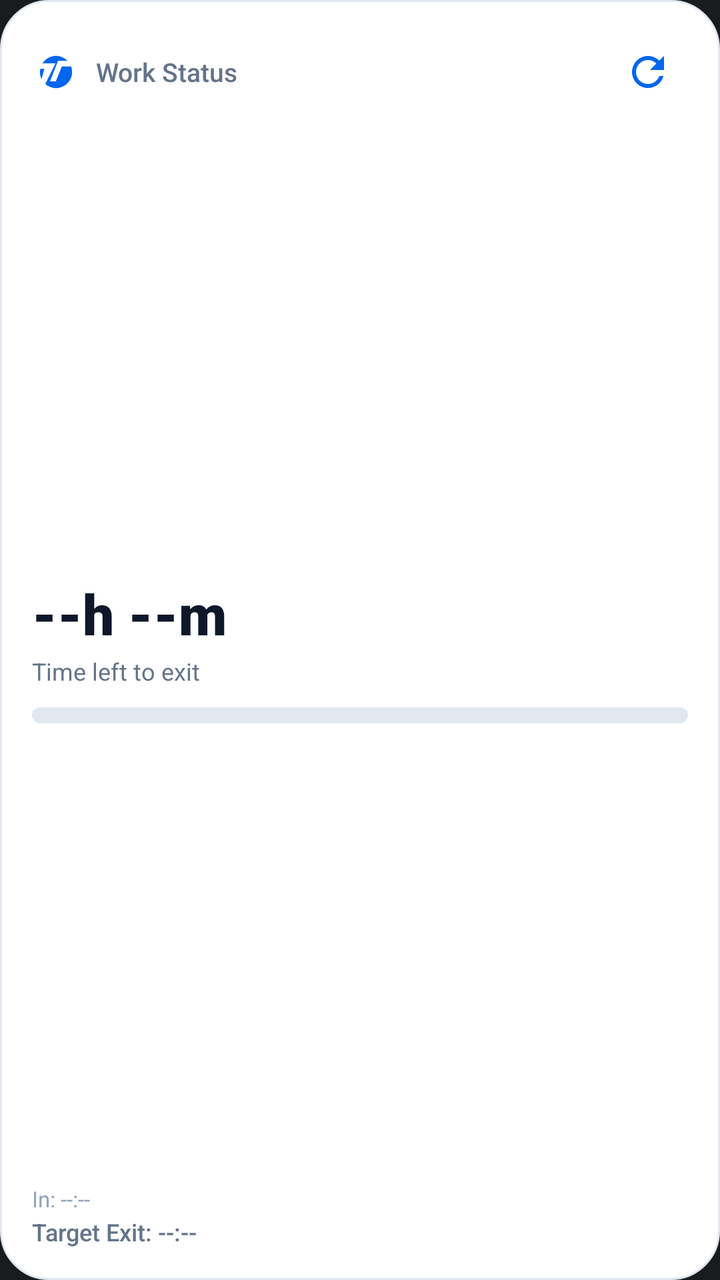
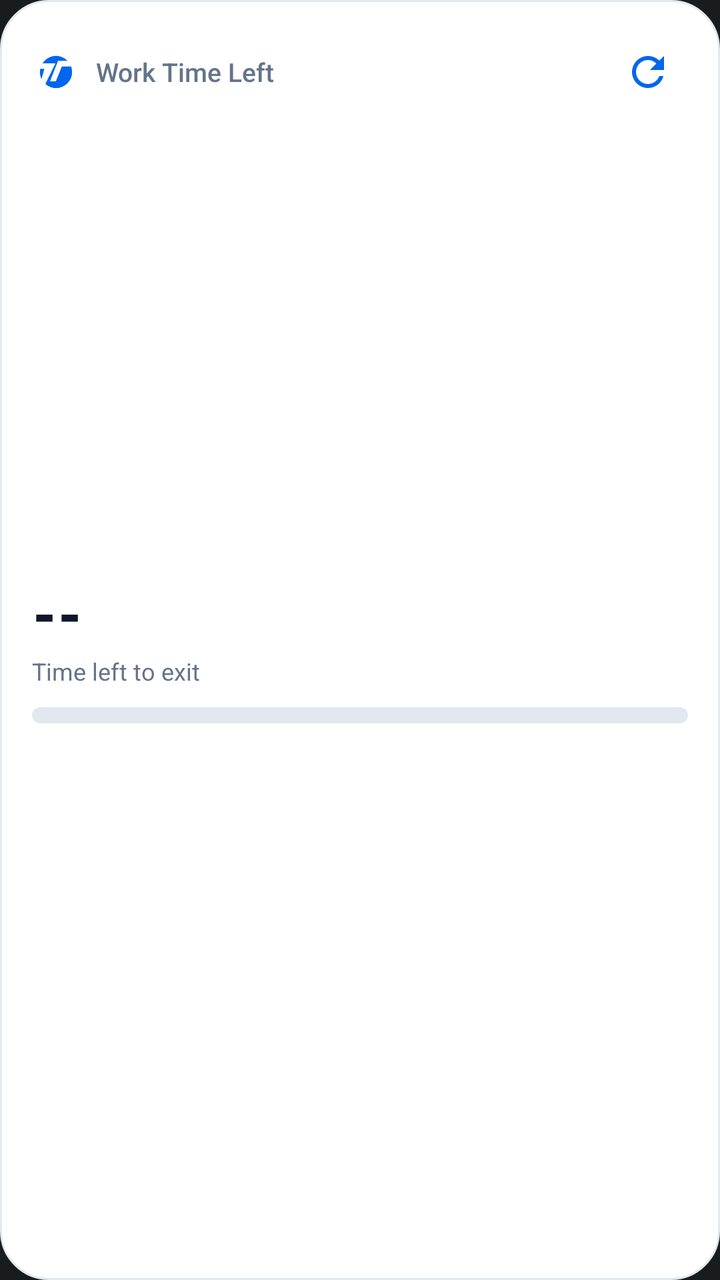

An Android layout rendered at two revisions. The XML below is the earlier revision; the diff shows what the commit changed to produce the second picture.
<!-- AndroidManifest.xml: application theme Theme.MyApplication -->
<!-- res/layout/widget_remaining_time.xml -->
<?xml version="1.0" encoding="utf-8"?>
<LinearLayout xmlns:android="http://schemas.android.com/apk/res/android"
    android:id="@+id/widget_root"
    android:layout_width="match_parent"
    android:layout_height="match_parent"
    android:background="@drawable/widget_background"
    android:orientation="vertical"
    android:padding="16dp">

    
    <RelativeLayout
        android:layout_width="match_parent"
        android:layout_height="wrap_content">

        <LinearLayout
            android:id="@+id/header_left"
            android:layout_width="wrap_content"
            android:layout_height="wrap_content"
            android:layout_alignParentStart="true"
            android:layout_centerVertical="true"
            android:gravity="center_vertical"
            android:orientation="horizontal">

            <ImageView
                android:id="@+id/widget_app_icon"
                android:layout_width="24dp"
                android:layout_height="24dp"
                android:contentDescription="@string/app_name"
                android:src="@drawable/ic_app_logo" />

            <TextView
                android:id="@+id/widget_title"
                android:layout_width="wrap_content"
                android:layout_height="wrap_content"
                android:layout_marginStart="8dp"
                android:fontFamily="sans-serif-medium"
                android:text="Work Status"
                android:textColor="@color/widget_text_secondary"
                android:textSize="13sp" />
        </LinearLayout>

        <LinearLayout
            android:id="@+id/widget_btn_refresh"
            android:layout_width="wrap_content"
            android:layout_height="wrap_content"
            android:layout_alignParentEnd="true"
            android:layout_centerVertical="true"
            android:background="?android:attr/selectableItemBackground"
            android:clickable="true"
            android:focusable="true"
            android:gravity="center"
            android:padding="8dp">

            <ImageView
                android:id="@+id/widget_refresh_icon"
                android:layout_width="24dp"
                android:layout_height="24dp"
                android:contentDescription="Refresh"
                android:src="@drawable/ic_widget_refresh" />
        </LinearLayout>
    </RelativeLayout>

    
    <LinearLayout
        android:layout_width="match_parent"
        android:layout_height="0dp"
        android:layout_weight="1"
        android:gravity="center_vertical"
        android:orientation="vertical"
        android:paddingTop="8dp"
        android:paddingBottom="6dp">

        <TextView
            android:id="@+id/widget_timer_value"
            android:layout_width="wrap_content"
            android:layout_height="wrap_content"
            android:fontFamily="sans-serif-black"
            android:text="--h --m"
            android:textColor="@color/widget_text_primary"
            android:textSize="28sp"
            android:textStyle="bold" />

        <TextView
            android:id="@+id/widget_timer_subtitle"
            android:layout_width="wrap_content"
            android:layout_height="wrap_content"
            android:layout_marginTop="2dp"
            android:fontFamily="sans-serif"
            android:text="Time left to exit"
            android:textColor="@color/widget_text_secondary"
            android:textSize="12sp" />

        
        <ProgressBar
            android:id="@+id/widget_progress_bar"
            style="?android:attr/progressBarStyleHorizontal"
            android:layout_width="match_parent"
            android:layout_height="8dp"
            android:layout_marginTop="10dp"
            android:max="100"
            android:progress="0"
            android:progressDrawable="@drawable/widget_progress_bar" />
    </LinearLayout>

    
    <LinearLayout
        android:layout_width="match_parent"
        android:layout_height="wrap_content"
        android:gravity="center_vertical"
        android:orientation="horizontal">

        <LinearLayout
            android:id="@+id/footer_info_container"
            android:layout_width="0dp"
            android:layout_height="wrap_content"
            android:layout_weight="1"
            android:orientation="vertical">

            <TextView
                android:id="@+id/widget_info_left"
                android:layout_width="wrap_content"
                android:layout_height="wrap_content"
                android:fontFamily="sans-serif"
                android:text="In: --:--"
                android:textColor="@color/widget_text_muted"
                android:textSize="11sp" />

            <TextView
                android:id="@+id/widget_info_right"
                android:layout_width="wrap_content"
                android:layout_height="wrap_content"
                android:layout_marginTop="1dp"
                android:fontFamily="sans-serif-medium"
                android:text="Target Exit: --:--"
                android:textColor="@color/widget_text_secondary"
                android:textSize="12sp" />
        </LinearLayout>

        
        <TextView
            android:id="@+id/widget_btn_action"
            android:layout_width="wrap_content"
            android:layout_height="wrap_content"
            android:background="@drawable/widget_button_bg"
            android:clickable="true"
            android:focusable="true"
            android:fontFamily="sans-serif-medium"
            android:paddingStart="12dp"
            android:paddingTop="6dp"
            android:paddingEnd="12dp"
            android:paddingBottom="6dp"
            android:text="Clock In"
            android:textColor="@color/white"
            android:textSize="12sp"
            android:visibility="gone" />
    </LinearLayout>

</LinearLayout>
<!-- resources referenced by this layout -->
<resources>
  <color name="white">#FFFFFFFF</color>
  <color name="widget_text_muted">#94A3B8</color>
  <color name="widget_text_primary">#0F172A</color>
  <color name="widget_text_secondary">#64748B</color>
  <!-- drawable ic_app_logo (drawable) -->
  <?xml version="1.0" encoding="utf-8"?>
  <vector xmlns:android="http://schemas.android.com/apk/res/android"
      android:width="512dp"
      android:height="512dp"
      android:viewportWidth="512"
      android:viewportHeight="512">
  
      
      <path
          android:fillColor="#0066EE"
          android:pathData="M256,256m-172,0a172,172 0,1,1 344,0a172,172 0,1,1 -344,0" />
  
      
      <path
          android:fillColor="#FFFFFF"
          android:pathData="M82,164 L250,164 L140,388 L86,388 L132,222 L82,222 Z" />
  
      
      <path
          android:fillColor="#FFFFFF"
          android:pathData="M278,136 L416,136 L416,198 L318,198 L254,356 L192,356 Z" />
  </vector>
  <!-- drawable ic_widget_refresh (drawable) -->
  <?xml version="1.0" encoding="utf-8"?>
  <vector xmlns:android="http://schemas.android.com/apk/res/android"
      android:width="24dp"
      android:height="24dp"
      android:viewportWidth="24"
      android:viewportHeight="24">
      <path
          android:fillColor="#0066EE"
          android:pathData="M17.65,6.35C16.2,4.9 14.21,4 12,4c-4.42,0 -7.99,3.58 -7.99,8s3.57,8 7.99,8c3.73,0 6.84,-2.55 7.73,-6h-2.08c-0.82,2.33 -3.04,4 -5.65,4 -3.31,0 -6,-2.69 -6,-6s2.69,-6 6,-6c1.66,0 3.14,0.69 4.22,1.78L13,11h7V4l-2.35,2.35z" />
  </vector>
  <!-- drawable widget_background (drawable) -->
  <?xml version="1.0" encoding="utf-8"?>
  <shape xmlns:android="http://schemas.android.com/apk/res/android"
      android:shape="rectangle">
      <solid android:color="@color/widget_bg" />
      <corners android:radius="24dp" />
      <stroke
          android:width="1dp"
          android:color="@color/widget_border" />
  </shape>
  <!-- drawable widget_button_bg (drawable) -->
  <?xml version="1.0" encoding="utf-8"?>
  <shape xmlns:android="http://schemas.android.com/apk/res/android"
      android:shape="rectangle">
      <solid android:color="@color/widget_primary" />
      <corners android:radius="12dp" />
  </shape>
  <!-- drawable widget_progress_bar (drawable) -->
  <?xml version="1.0" encoding="utf-8"?>
  <layer-list xmlns:android="http://schemas.android.com/apk/res/android">
      <item android:id="@android:id/background">
          <shape>
              <corners android:radius="6dp" />
              <solid android:color="@color/widget_progress_track" />
          </shape>
      </item>
      <item android:id="@android:id/progress">
          <clip>
              <shape>
                  <corners android:radius="6dp" />
                  <solid android:color="@color/widget_primary" />
              </shape>
          </clip>
      </item>
  </layer-list>
  <string name="app_name">TimTim</string>
  <style name="Theme.MyApplication" parent="android:Theme.DeviceDefault.NoActionBar">
          <item name="android:windowAnimationStyle">@style/Animation.App.Window</item>
      </style>
  <color name="widget_bg">#FFFFFF</color>
  <color name="widget_border">#E2E8F0</color>
  <color name="widget_primary">#0066EE</color>
  <color name="widget_progress_track">#E2E8F0</color>
  <style name="Animation.App.Window" parent="@android:style/Animation.Activity">
          <item name="android:activityOpenEnterAnimation">@anim/widget_open_enter</item>
          <item name="android:activityOpenExitAnimation">@anim/widget_open_exit</item>
      </style>
</resources>

<!-- the commit's change to res/layout/widget_remaining_time.xml (unified diff, before → after) -->
@@ -33,9 +33,14 @@
                 android:layout_width="wrap_content"
                 android:layout_height="wrap_content"
                 android:layout_marginStart="8dp"
+                android:ellipsize="end"
                 android:fontFamily="sans-serif-medium"
-                android:text="Work Status"
+                android:gravity="start"
+                android:maxLines="1"
+                android:text="@string/widget_remaining_time_title"
+                android:textAlignment="viewStart"
                 android:textColor="@color/widget_text_secondary"
+                android:textDirection="locale"
                 android:textSize="13sp" />
         </LinearLayout>
 
@@ -55,7 +60,7 @@
                 android:id="@+id/widget_refresh_icon"
                 android:layout_width="24dp"
                 android:layout_height="24dp"
-                android:contentDescription="Refresh"
+                android:contentDescription="@string/widget_refresh"
                 android:src="@drawable/ic_widget_refresh" />
         </LinearLayout>
     </RelativeLayout>
@@ -72,25 +77,32 @@
 
         <TextView
             android:id="@+id/widget_timer_value"
-            android:layout_width="wrap_content"
+            android:layout_width="match_parent"
             android:layout_height="wrap_content"
             android:fontFamily="sans-serif-black"
-            android:text="--h --m"
+            android:gravity="start"
+            android:text="@string/duration_placeholder"
+            android:textAlignment="viewStart"
             android:textColor="@color/widget_text_primary"
+            android:textDirection="locale"
             android:textSize="28sp"
             android:textStyle="bold" />
 
         <TextView
             android:id="@+id/widget_timer_subtitle"
-            android:layout_width="wrap_content"
+            android:layout_width="match_parent"
             android:layout_height="wrap_content"
             android:layout_marginTop="2dp"
+            android:ellipsize="end"
             android:fontFamily="sans-serif"
-            android:text="Time left to exit"
+            android:gravity="start"
+            android:maxLines="2"
+            android:text="@string/widget_time_left_to_exit"
+            android:textAlignment="viewStart"
             android:textColor="@color/widget_text_secondary"
+            android:textDirection="locale"
             android:textSize="12sp" />
 
-        
         <ProgressBar
             android:id="@+id/widget_progress_bar"
             style="?android:attr/progressBarStyleHorizontal"
@@ -114,29 +126,37 @@
             android:layout_width="0dp"
             android:layout_height="wrap_content"
             android:layout_weight="1"
-            android:orientation="vertical">
+            android:orientation="vertical"
+            android:paddingEnd="8dp">
 
             <TextView
                 android:id="@+id/widget_info_left"
-                android:layout_width="wrap_content"
+                android:layout_width="match_parent"
                 android:layout_height="wrap_content"
+                android:ellipsize="end"
                 android:fontFamily="sans-serif"
-                android:text="In: --:--"
+                android:gravity="start"
+                android:maxLines="1"
+                android:textAlignment="viewStart"
                 android:textColor="@color/widget_text_muted"
+                android:textDirection="locale"
                 android:textSize="11sp" />
 
             <TextView
                 android:id="@+id/widget_info_right"
-                android:layout_width="wrap_content"
+                android:layout_width="match_parent"
                 android:layout_height="wrap_content"
                 android:layout_marginTop="1dp"
+                android:ellipsize="end"
                 android:fontFamily="sans-serif-medium"
-                android:text="Target Exit: --:--"
+                android:gravity="start"
+                android:maxLines="1"
+                android:textAlignment="viewStart"
                 android:textColor="@color/widget_text_secondary"
+                android:textDirection="locale"
                 android:textSize="12sp" />
         </LinearLayout>
 
-        
         <TextView
             android:id="@+id/widget_btn_action"
             android:layout_width="wrap_content"
@@ -145,14 +165,51 @@
             android:clickable="true"
             android:focusable="true"
             android:fontFamily="sans-serif-medium"
+            android:gravity="center"
             android:paddingStart="12dp"
             android:paddingTop="6dp"
             android:paddingEnd="12dp"
             android:paddingBottom="6dp"
-            android:text="Clock In"
+            android:text="@string/widget_clock_in"
             android:textColor="@color/white"
             android:textSize="12sp"
             android:visibility="gone" />
     </LinearLayout>
 
+    
+    <LinearLayout
+        android:id="@+id/widget_note_section"
+        android:layout_width="match_parent"
+        android:layout_height="wrap_content"
+        android:layout_marginTop="10dp"
+        android:orientation="vertical"
+        android:visibility="gone">
+
+        <TextView
+            android:id="@+id/widget_note_label"
+            android:layout_width="match_parent"
+            android:layout_height="wrap_content"
+            android:fontFamily="sans-serif-medium"
+            android:gravity="start"
+            android:text="@string/widget_note_label"
+            android:textAlignment="viewStart"
+            android:textColor="@color/widget_text_secondary"
+            android:textDirection="locale"
+            android:textSize="11sp" />
+
+        <TextView
+            android:id="@+id/widget_note"
+            android:layout_width="match_parent"
+            android:layout_height="wrap_content"
+            android:layout_marginTop="2dp"
+            android:ellipsize="end"
+            android:fontFamily="sans-serif"
+            android:gravity="start"
+            android:maxLines="2"
+            android:textAlignment="viewStart"
+            android:textColor="@color/widget_text_muted"
+            android:textDirection="locale"
+            android:textSize="11sp" />
+    </LinearLayout>
+
 </LinearLayout>
<!-- resource entries referenced after the edit -->
@@ -74,6 +74,12 @@
       </item>
   </layer-list>
   <string name="app_name">TimTim</string>
+  <string name="duration_placeholder">--</string>
+  <string name="widget_clock_in">Clock In</string>
+  <string name="widget_note_label">Note</string>
+  <string name="widget_refresh">Refresh</string>
+  <string name="widget_remaining_time_title">Work Time Left</string>
+  <string name="widget_time_left_to_exit">Time left to exit</string>
   <style name="Theme.MyApplication" parent="android:Theme.DeviceDefault.NoActionBar">
           <item name="android:windowAnimationStyle">@style/Animation.App.Window</item>
       </style>
